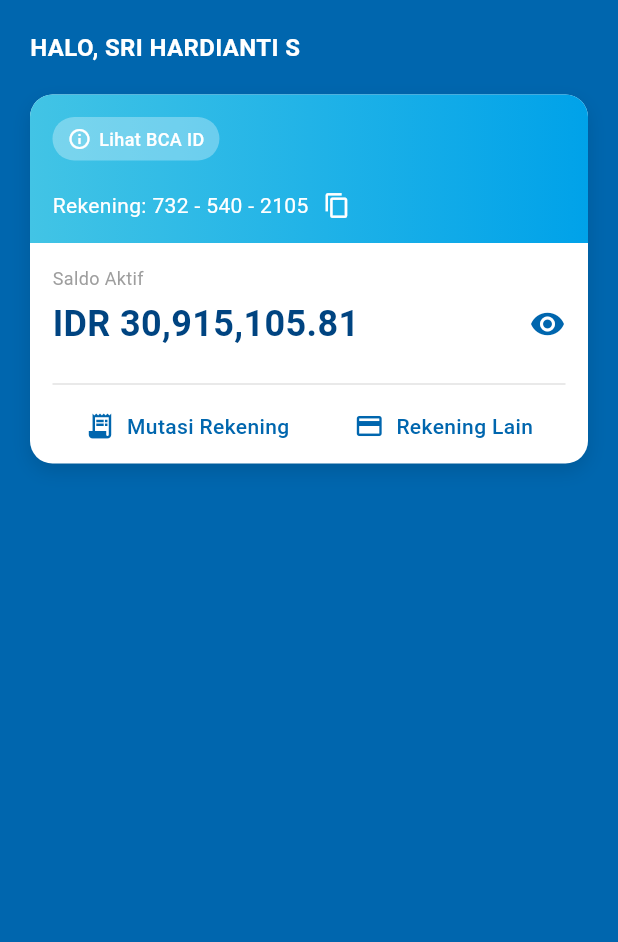
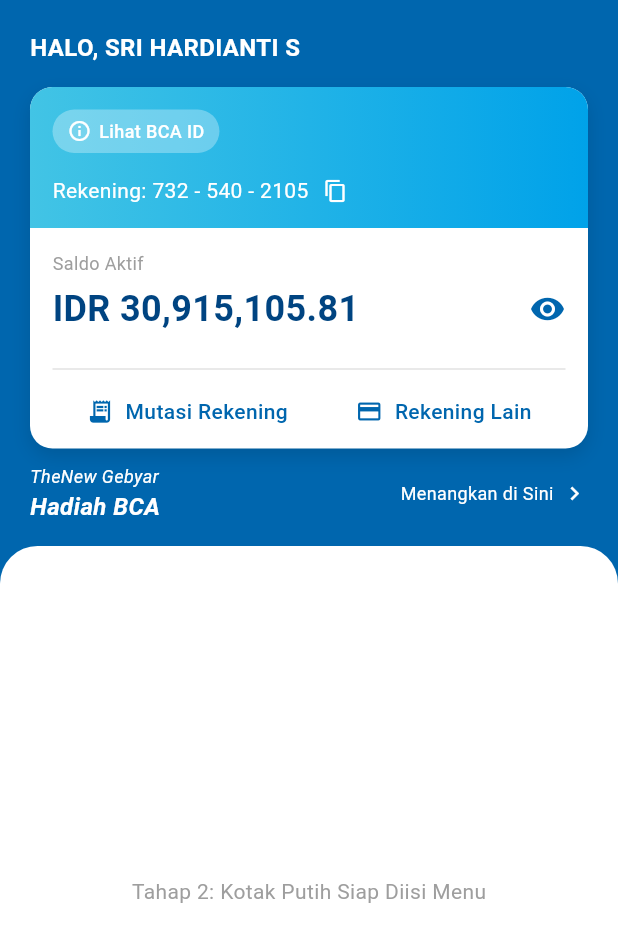
Before and after one commit to Ryxaa23/uts_mbankingbca, a Flutter app: the screen it shows after launch, on a phone screen of 412 x 824 dp. Shown: the top 942 px of the screen. Run offline on Flutter 3.47's test engine with Material 3 defaults, Android fonts, the phone set to English and light mode, and no system bars.

Commit message:
Tahap 2: Menambahkan banner promo dan wadah menu utama putih

```diff
--- a/lib/main.dart
+++ b/lib/main.dart
@@ -24,19 +24,33 @@
   @override
   Widget build(BuildContext context) {
     return Scaffold(
-      backgroundColor: bcaBlue, // Background utama biru
+      backgroundColor: bcaBlue,
       body: SafeArea(
         bottom: false,
-        child: SingleChildScrollView(
-          child: Column(
-            crossAxisAlignment: CrossAxisAlignment.start,
-            children: [
-              // Memanggil fungsi pembuatan Kartu Header & Saldo
-              _buildHeaderCard(),
+        child: Column(
+          crossAxisAlignment: CrossAxisAlignment.start,
+          children: [
+            // Tahap 1: Header dan Saldo
+            _buildHeaderCard(),
 
-              // Nanti banner dan menu putih akan ditambahkan di sini
-            ],
-          ),
+            // Tahap 2: Banner Gebyar Hadiah
+            _buildGebyarBanner(),
+            const SizedBox(height: 15),
+
+            // Tahap 2: Dasar Kotak Putih untuk Menu
+            Expanded(
+              child: Container(
+                width: double.infinity,
+                decoration: const BoxDecoration(
+                  color: Colors.white,
+                  borderRadius: BorderRadius.only(topLeft: Radius.circular(25), topRight: Radius.circular(25)),
+                ),
+                child: const Center(
+                  child: Text('Tahap 2: Kotak Putih Siap Diisi Menu', style: TextStyle(color: Colors.grey)),
+                ),
+              ),
+            ),
+          ],
         ),
       ),
     );
@@ -44,18 +58,12 @@
 
   Widget _buildHeaderCard() {
     return Padding(
-      padding: const EdgeInsets.all(20.0),
+      padding: const EdgeInsets.only(top: 20, left: 20, right: 20, bottom: 10),
       child: Column(
         crossAxisAlignment: CrossAxisAlignment.start,
         children: [
-          // Teks Sapaan
-          const Text(
-            'HALO, SRI HARDIANTI S',
-            style: TextStyle(color: Colors.white, fontSize: 16, fontWeight: FontWeight.bold)
-          ),
-          const SizedBox(height: 20),
-
-          // Kartu Saldo Utama
+          const Text('HALO, SRI HARDIANTI S', style: TextStyle(color: Colors.white, fontSize: 16, fontWeight: FontWeight.bold)),
+          const SizedBox(height: 15),
           Container(
             decoration: BoxDecoration(
               color: Colors.white,
@@ -64,27 +72,18 @@
             ),
             child: Column(
               children: [
-                // --- Bagian Atas Kartu (Gradasi Cyan) ---
                 Container(
                   padding: const EdgeInsets.all(15),
                   decoration: const BoxDecoration(
                     borderRadius: BorderRadius.only(topLeft: Radius.circular(15), topRight: Radius.circular(15)),
-                    gradient: LinearGradient(
-                      colors: [Color(0xFF42C4E5), Color(0xFF00A2E9)],
-                      begin: Alignment.centerLeft,
-                      end: Alignment.centerRight,
-                    ),
+                    gradient: LinearGradient(colors: [Color(0xFF42C4E5), Color(0xFF00A2E9)]),
                   ),
                   child: Column(
                     crossAxisAlignment: CrossAxisAlignment.start,
                     children: [
-                      // Tombol Lihat BCA ID
                       Container(
                         padding: const EdgeInsets.symmetric(horizontal: 10, vertical: 6),
-                        decoration: BoxDecoration(
-                          color: Colors.white.withOpacity(0.3),
-                          borderRadius: BorderRadius.circular(20)
-                        ),
+                        decoration: BoxDecoration(color: Colors.white.withOpacity(0.3), borderRadius: BorderRadius.circular(20)),
                         child: Row(
                           mainAxisSize: MainAxisSize.min,
                           children: const [
@@ -94,20 +93,17 @@
                           ],
                         ),
                       ),
-                      const SizedBox(height: 20),
-                      // Teks Rekening & Ikon Copy
+                      const SizedBox(height: 15),
                       Row(
                         children: const [
                           Text('Rekening: 732 - 540 - 2105', style: TextStyle(color: Colors.white, fontSize: 14)),
                           SizedBox(width: 10),
-                          Icon(Icons.copy, color: Colors.white, size: 18),
+                          Icon(Icons.copy_outlined, color: Colors.white, size: 16),
                         ],
                       ),
                     ],
                   ),
                 ),
-
-                // --- Bagian Bawah Kartu (Putih) ---
                 Padding(
                   padding: const EdgeInsets.all(15),
                   child: Column(
@@ -125,20 +121,11 @@
                       const SizedBox(height: 15),
                       const Divider(color: Colors.grey, thickness: 0.3),
                       const SizedBox(height: 10),
-                      // Tombol Mutasi & Rekening Lain
                       Row(
                         mainAxisAlignment: MainAxisAlignment.spaceAround,
                         children: [
-                          Row(children: const [
-                            Icon(Icons.receipt_long, color: bcaBlue, size: 20),
-                            SizedBox(width: 8),
-                            Text('Mutasi Rekening', style: TextStyle(color: bcaBlue, fontWeight: FontWeight.w500))
-                          ]),
-                          Row(children: const [
-                            Icon(Icons.credit_card, color: bcaBlue, size: 20),
-                            SizedBox(width: 8),
-                            Text('Rekening Lain', style: TextStyle(color: bcaBlue, fontWeight: FontWeight.w500))
-                          ]),
+                          Row(children: const [Icon(Icons.receipt_long, color: bcaBlue, size: 18), SizedBox(width: 8), Text('Mutasi Rekening', style: TextStyle(color: bcaBlue, fontWeight: FontWeight.w500))]),
+                          Row(children: const [Icon(Icons.credit_card, color: bcaBlue, size: 18), SizedBox(width: 8), Text('Rekening Lain', style: TextStyle(color: bcaBlue, fontWeight: FontWeight.w500))]),
                         ],
                       )
                     ],
@@ -151,4 +138,29 @@
       ),
     );
   }
+
+  Widget _buildGebyarBanner() {
+    return Padding(
+      padding: const EdgeInsets.symmetric(horizontal: 20),
+      child: Row(
+        mainAxisAlignment: MainAxisAlignment.spaceBetween,
+        children: [
+          Column(
+            crossAxisAlignment: CrossAxisAlignment.start,
+            children: const [
+              Text('TheNew Gebyar', style: TextStyle(color: Colors.white, fontSize: 12, fontStyle: FontStyle.italic)),
+              Text('Hadiah BCA', style: TextStyle(color: Colors.white, fontSize: 16, fontWeight: FontWeight.bold, fontStyle: FontStyle.italic)),
+            ],
+          ),
+          Row(
+            children: const [
+              Text('Menangkan di Sini', style: TextStyle(color: Colors.white, fontSize: 12)),
+              SizedBox(width: 5),
+              Icon(Icons.chevron_right, color: Colors.white, size: 18),
+            ],
+          )
+        ],
+      ),
+    );
+  }
 }
```
